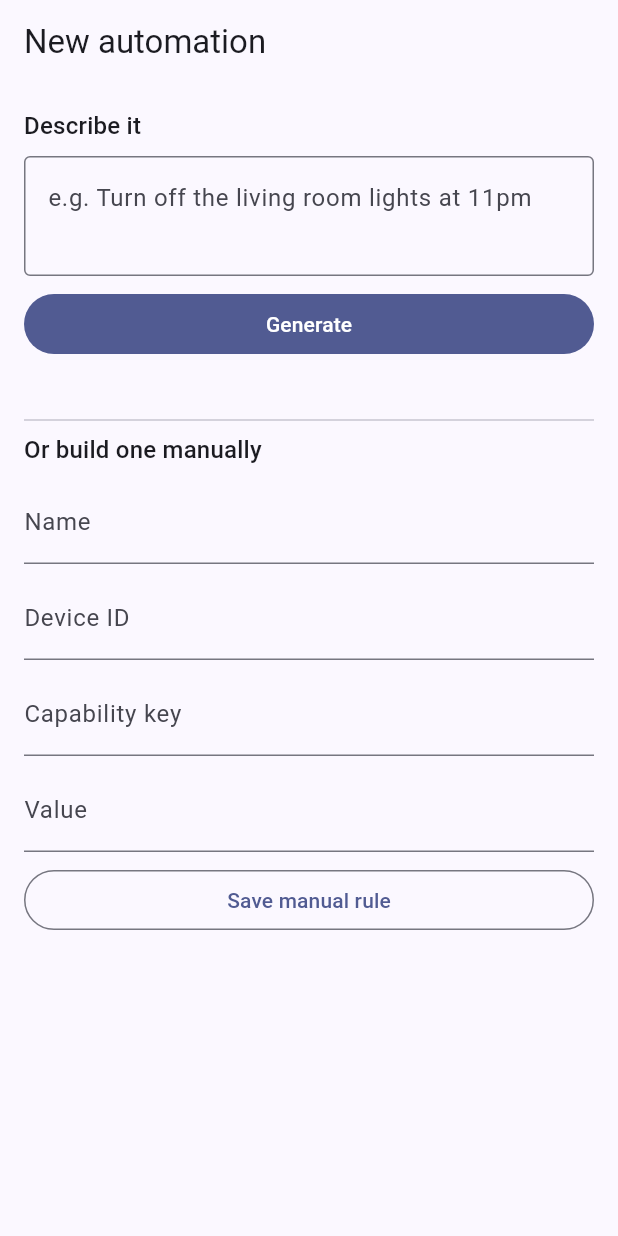
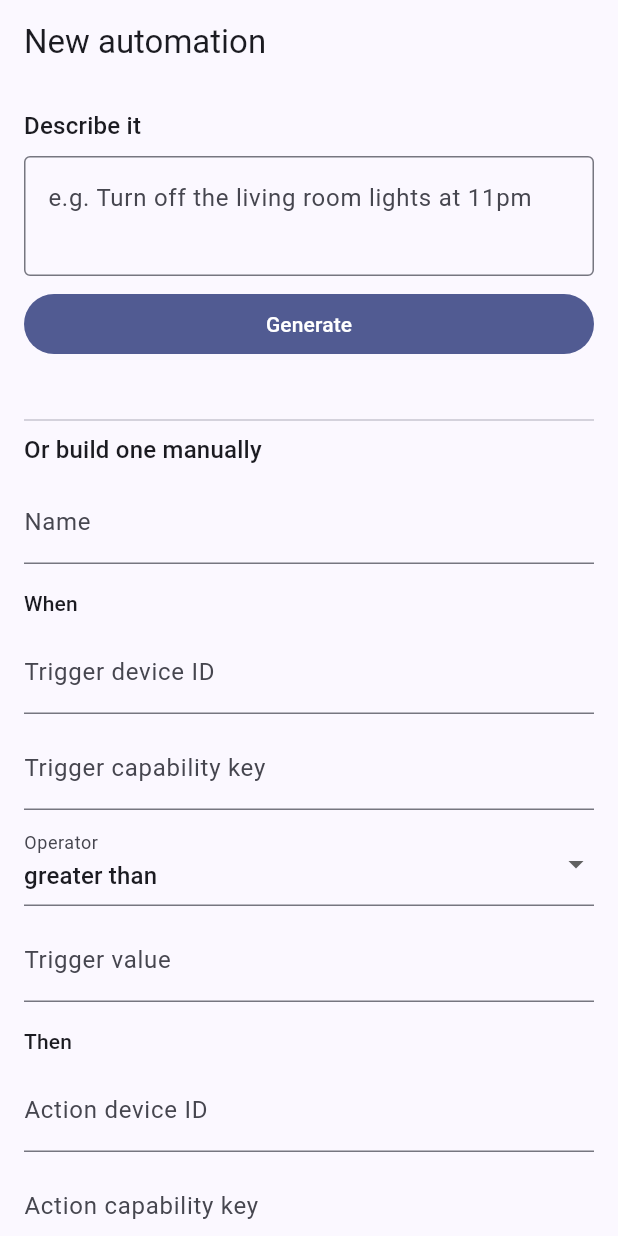
Before and after one commit to Kurniawanrizki333/orq_flutter, a Flutter app: the AutomationFormPage screen opened by its route, on a phone screen of 412 x 824 dp. Run offline on Flutter 3.47's test engine with Material 3 defaults, Android fonts, the phone set to English and light mode, and no system bars; our stand-ins replace dio, flutter_riverpod, flutter_secure_storage, freezed_annotation, go_router; missing offline and left inert: mobile_scanner; accounts and stored records are empty; network calls fail.

Commit message:
fix(app): unwrap API envelope and complete the manual automation form
Two defects that would have surfaced on first contact with the live
backend, found while wiring the Flutter client to the new automation
endpoints.

The backend wraps every success response in {data, message, meta?}, but
every repository read the response body as the payload directly. Nothing
would have deserialized — including the token refresh, which read
access_token off the envelope and so would have failed every session
renewal. Unwrapping in the response interceptor fixes all call sites at
once rather than teaching ten of them about the envelope.

The manual rule form — the stage fallback for when AI generation is slow
or unavailable — sent no trigger at all, which the create endpoint
rejects outright, and sent action values as raw strings, which the
backend rejects for boolean and numeric capabilities. Adds the trigger
fields (device, capability, operator, value) and coerces typed values.

Co-Authored-By: Claude Opus 5 <noreply@anthropic.com>

```diff
--- a/lib/features/automations/automation_form_page.dart
+++ b/lib/features/automations/automation_form_page.dart
@@ -20,6 +20,10 @@ class _AutomationFormPageState extends ConsumerState<AutomationFormPage> {
   final _manualDeviceId = TextEditingController();
   final _manualCapability = TextEditingController();
   final _manualValue = TextEditingController();
+  final _triggerDeviceId = TextEditingController();
+  final _triggerCapability = TextEditingController();
+  final _triggerValue = TextEditingController();
+  String _triggerOperator = '>';
 
   AutomationDraft? _draft;
   bool _busy = false;
@@ -32,6 +36,9 @@ class _AutomationFormPageState extends ConsumerState<AutomationFormPage> {
     _manualDeviceId.dispose();
     _manualCapability.dispose();
     _manualValue.dispose();
+    _triggerDeviceId.dispose();
+    _triggerCapability.dispose();
+    _triggerValue.dispose();
     super.dispose();
   }
 
@@ -57,10 +64,21 @@ class _AutomationFormPageState extends ConsumerState<AutomationFormPage> {
     await _save(name: draft.summary, actions: draft.actions, trigger: draft.trigger);
   }
 
+  /// The backend types values per capability (bool / number / "#RRGGBB"), so a
+  /// raw text field would be rejected for anything but a color.
+  static dynamic _coerce(String raw) {
+    final t = raw.trim();
+    if (t == 'true') return true;
+    if (t == 'false') return false;
+    return num.tryParse(t) ?? t;
+  }
+
   Future<void> _saveManual() async {
     if (_manualName.text.trim().isEmpty ||
         _manualDeviceId.text.trim().isEmpty ||
-        _manualCapability.text.trim().isEmpty) {
+        _manualCapability.text.trim().isEmpty ||
+        _triggerDeviceId.text.trim().isEmpty ||
+        _triggerCapability.text.trim().isEmpty) {
       return;
     }
     await _save(
@@ -69,10 +87,15 @@ class _AutomationFormPageState extends ConsumerState<AutomationFormPage> {
         AutomationAction(
           deviceId: _manualDeviceId.text.trim(),
           capability: _manualCapability.text.trim(),
-          value: _manualValue.text.trim(),
+          value: _coerce(_manualValue.text),
         ),
       ],
-      trigger: null,
+      trigger: {
+        'device_id': _triggerDeviceId.text.trim(),
+        'capability': _triggerCapability.text.trim(),
+        'operator': _triggerOperator,
+        'value': _coerce(_triggerValue.text),
+      },
     );
   }
 
@@ -139,12 +162,40 @@ class _AutomationFormPageState extends ConsumerState<AutomationFormPage> {
           Text('Or build one manually', style: Theme.of(context).textTheme.titleMedium),
           const SizedBox(height: 8),
           TextField(controller: _manualName, decoration: const InputDecoration(labelText: 'Name')),
+          const SizedBox(height: 16),
+          Text('When', style: Theme.of(context).textTheme.labelLarge),
           const SizedBox(height: 8),
-          TextField(controller: _manualDeviceId, decoration: const InputDecoration(labelText: 'Device ID')),
+          TextField(controller: _triggerDeviceId, decoration: const InputDecoration(labelText: 'Trigger device ID')),
           const SizedBox(height: 8),
-          TextField(controller: _manualCapability, decoration: const InputDecoration(labelText: 'Capability key')),
+          TextField(
+            controller: _triggerCapability,
+            decoration: const InputDecoration(labelText: 'Trigger capability key'),
+          ),
           const SizedBox(height: 8),
-          TextField(controller: _manualValue, decoration: const InputDecoration(labelText: 'Value')),
+          DropdownButtonFormField<String>(
+            initialValue: _triggerOperator,
+            decoration: const InputDecoration(labelText: 'Operator'),
+            items: const [
+              DropdownMenuItem(value: '>', child: Text('greater than')),
+              DropdownMenuItem(value: '<', child: Text('less than')),
+              DropdownMenuItem(value: '=', child: Text('equals')),
+              DropdownMenuItem(value: 'changes_to', child: Text('changes to')),
+            ],
+            onChanged: (v) => setState(() => _triggerOperator = v ?? '>'),
+          ),
+          const SizedBox(height: 8),
+          TextField(controller: _triggerValue, decoration: const InputDecoration(labelText: 'Trigger value')),
+          const SizedBox(height: 16),
+          Text('Then', style: Theme.of(context).textTheme.labelLarge),
+          const SizedBox(height: 8),
+          TextField(controller: _manualDeviceId, decoration: const InputDecoration(labelText: 'Action device ID')),
+          const SizedBox(height: 8),
+          TextField(
+            controller: _manualCapability,
+            decoration: const InputDecoration(labelText: 'Action capability key'),
+          ),
+          const SizedBox(height: 8),
+          TextField(controller: _manualValue, decoration: const InputDecoration(labelText: 'Action value')),
           const SizedBox(height: 8),
           OutlinedButton(onPressed: _busy ? null : _saveManual, child: const Text('Save manual rule')),
           if (_error != null) Padding(padding: const EdgeInsets.only(top: 16), child: Text(_error!)),
```
Also changed, not shown: lib/core/network/api_client.dart (+8 -0 lines).
